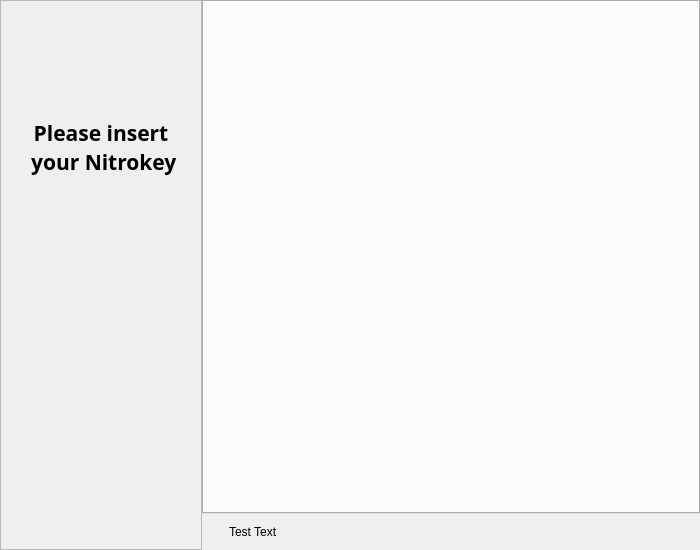
The window that nitrokeyapp/ui/mainwindow.ui (Nitrokey/nitrokey-app2) describes before a commit, drawn with Qt 5.
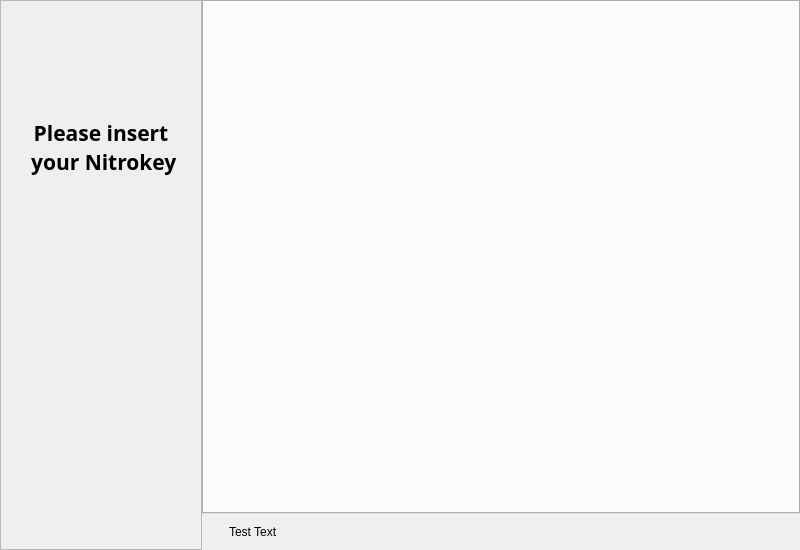
The same window after the commit. Icons and pictures are not drawn.

The edit to the form file:
```diff
--- a/nitrokeyapp/ui/mainwindow.ui
+++ b/nitrokeyapp/ui/mainwindow.ui
@@ -6,7 +6,7 @@
    <rect>
     <x>0</x>
     <y>0</y>
-    <width>700</width>
+    <width>800</width>
     <height>550</height>
    </rect>
   </property>
```
Left out of the diff: 18 changed lines with no effect on the pictures.
